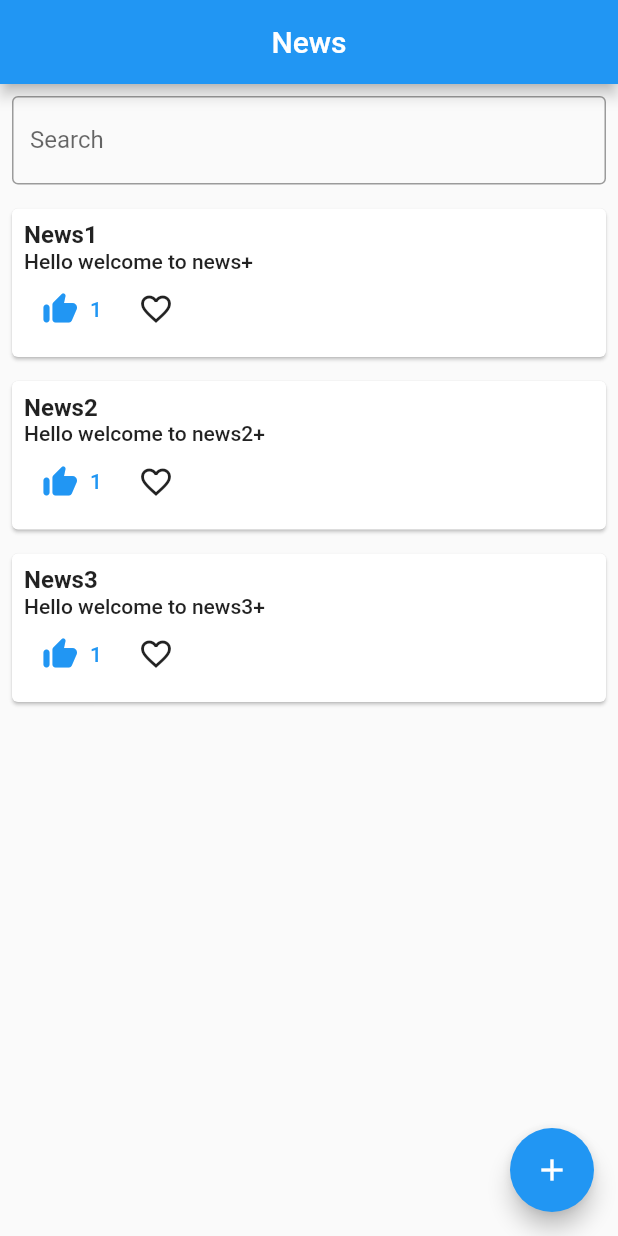
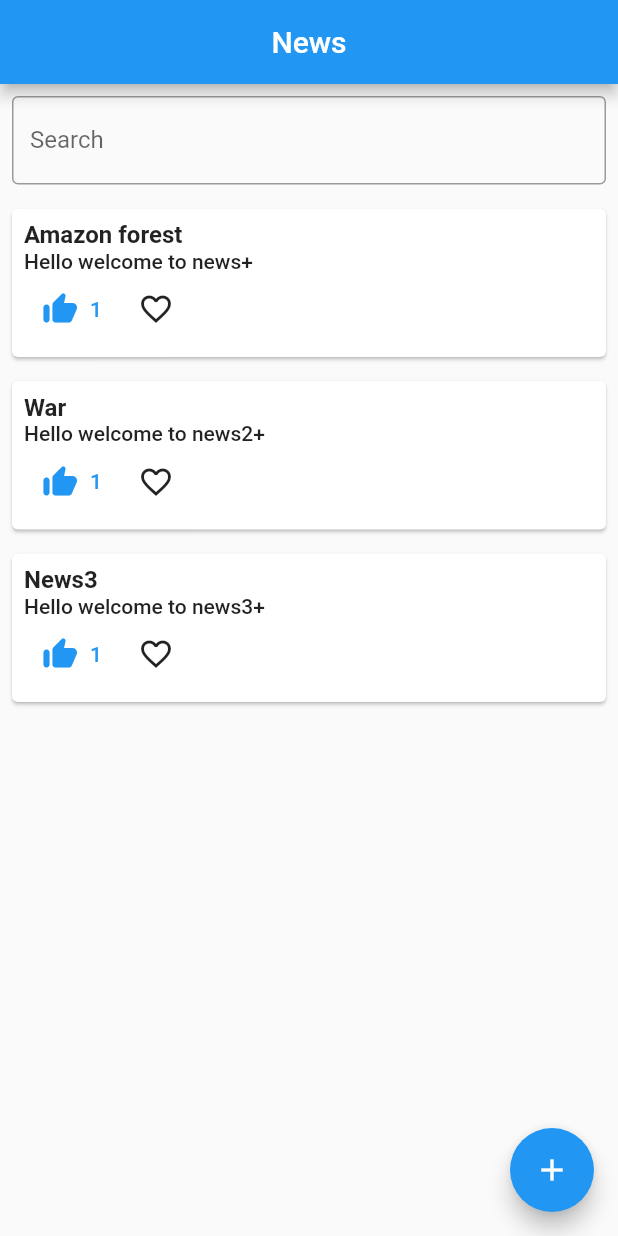
Before and after one commit to jayasree948/news_Assignment_repo, a Flutter app: the screen it shows after launch, after a tap on an icon or button, on a phone screen of 412 x 824 dp. Run offline on Flutter 3.47's test engine with Material 2 defaults, Android fonts, the phone set to English and light mode, and no system bars; our stand-ins replace shared_preferences.

Commit message:
Add post

```diff
--- a/lib/main.dart
+++ b/lib/main.dart
@@ -3,11 +3,17 @@
 import 'package:flutter/material.dart';
 import 'package:shared_preferences/shared_preferences.dart';
 
-List newsList = [{'title' : 'News1', 'desc' : 'Hello welcome to news+'},
-{'title' : 'News2', 'desc' : 'Hello welcome to news2+'},
+List newsList = [{'title' : 'Amazon forest', 'desc' : 'Hello welcome to news+'},
+{'title' : 'War', 'desc' : 'Hello welcome to news2+'},
 {'title' : 'News3', 'desc' : 'Hello welcome to news3+'}
 ];
 
+List items = [];
+
+void updateItems() {
+  items.addAll(newsList.map((element) =>
+  element['title']).toList());
+}
 void main() {
   runApp(const MyApp());
 }
@@ -36,16 +42,21 @@ class Home extends StatefulWidget {
 
 class _HomeState extends State<Home> {
   TextEditingController _search = TextEditingController();
-  List items = [];
 
 int count = 0;
 bool fav = false;
 
+@override
+void initState() {
+  updateItems();
+  super.initState();
+}
+
     void filterSearchResults(String query) {
       List dummySearchList = [];
-      newsList.map((element) {
-        dummySearchList =
-        element['title'];});
+      dummySearchList =
+      newsList.map((element) =>
+        element['title']).toList();
       if(query.isNotEmpty) {
         List<String> dummyListData = [];
         dummySearchList.forEach((item) {
@@ -74,6 +85,7 @@ setState(() {
   }
   @override
   Widget build(BuildContext context) {
+  updateItems();
     return Scaffold(
       appBar: AppBar(centerTitle: true,
       title: Text('News'),),
@@ -194,6 +206,7 @@ class _AddNewsState extends State<AddNews> {
           TextButton(onPressed: (){
             Navigator.of(context).pop(context);
             newsList.add({'title': _title.text, 'desc': _desc.text});
+            updateItems();
 
           }, child: Text('Submit'))
         ],
```
